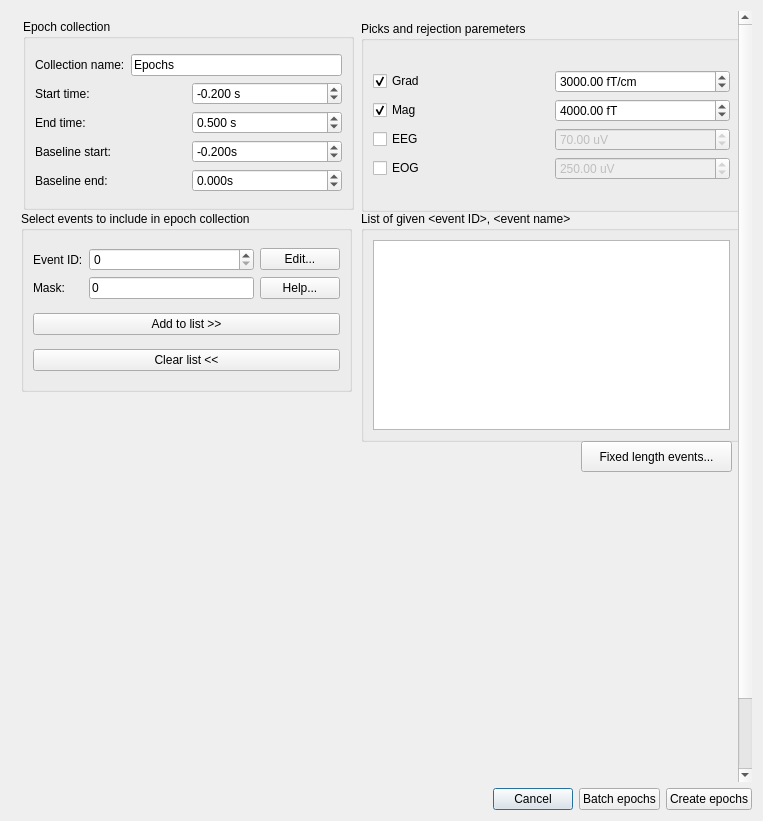
Old version of the form designer_ui_files/eventSelectionDialogUi.ui in the repository cibr-jyu/meggie.
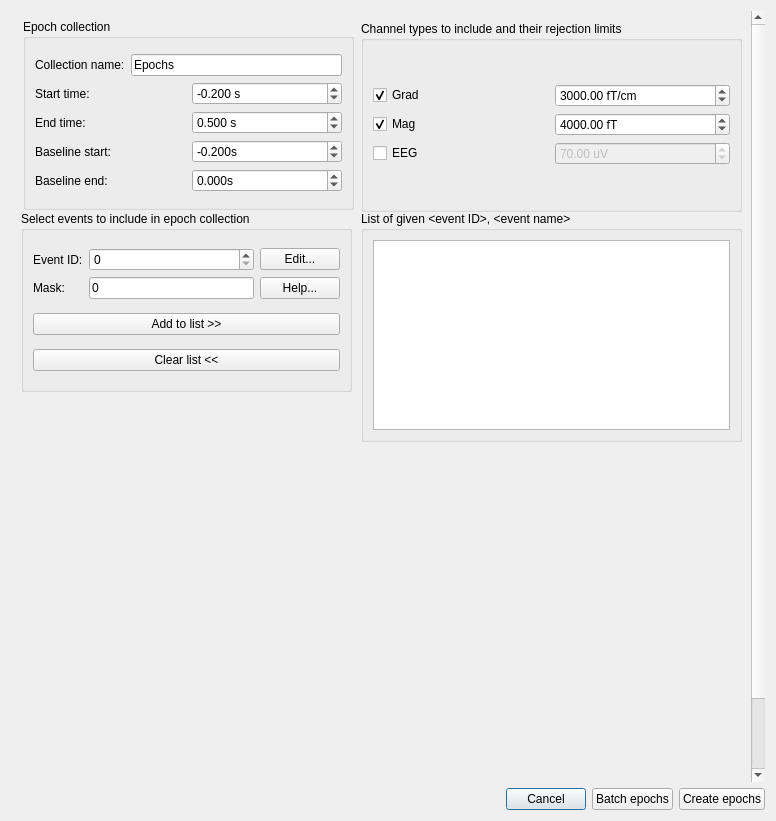
New version of the form.

```diff
--- a/designer_ui_files/eventSelectionDialogUi.ui
+++ b/designer_ui_files/eventSelectionDialogUi.ui
@@ -9,7 +9,7 @@
    <rect>
     <x>0</x>
     <y>0</y>
-    <width>763</width>
+    <width>776</width>
     <height>821</height>
    </rect>
   </property>
@@ -92,7 +92,7 @@
        <rect>
         <x>0</x>
         <y>0</y>
-        <width>731</width>
+        <width>744</width>
         <height>850</height>
        </rect>
       </property>
@@ -102,19 +102,6 @@
         <height>850</height>
        </size>
       </property>
-      <widget class="QPushButton" name="pushButtonFixedLength">
-       <property name="geometry">
-        <rect>
-         <x>570</x>
-         <y>430</y>
-         <width>151</width>
-         <height>31</height>
-        </rect>
-       </property>
-       <property name="text">
-        <string>Fixed length events...</string>
-       </property>
-      </widget>
       <widget class="QGroupBox" name="groupBox">
        <property name="geometry">
         <rect>
@@ -235,7 +222,7 @@
         </rect>
        </property>
        <property name="title">
-        <string>Picks and rejection paremeters</string>
+        <string>Channel types to include and their rejection limits</string>
        </property>
        <layout class="QGridLayout" name="gridLayout_4">
         <item row="0" column="0">
@@ -351,42 +338,6 @@
             </item>
            </layout>
           </item>
-          <item>
-           <layout class="QHBoxLayout" name="horizontalLayout_34">
-            <item>
-             <widget class="QCheckBox" name="checkBoxEog">
-              <property name="toolTip">
-               <string>Include or exclude eog channels</string>
-              </property>
-              <property name="text">
-               <string>EOG</string>
-              </property>
-              <property name="checked">
-               <bool>false</bool>
-              </property>
-             </widget>
-            </item>
-            <item>
-             <widget class="QDoubleSpinBox" name="doubleSpinBoxEOGReject_3">
-              <property name="enabled">
-               <bool>false</bool>
-              </property>
-              <property name="suffix">
-               <string> uV</string>
-              </property>
-              <property name="minimum">
-               <double>-1.000000000000000</double>
-              </property>
-              <property name="maximum">
-               <double>1000000000.000000000000000</double>
-              </property>
-              <property name="value">
-               <double>250.000000000000000</double>
-              </property>
-             </widget>
-            </item>
-           </layout>
-          </item>
          </layout>
         </item>
        </layout>
```
Left out of the diff: 42 changed lines with no effect on the pictures.
